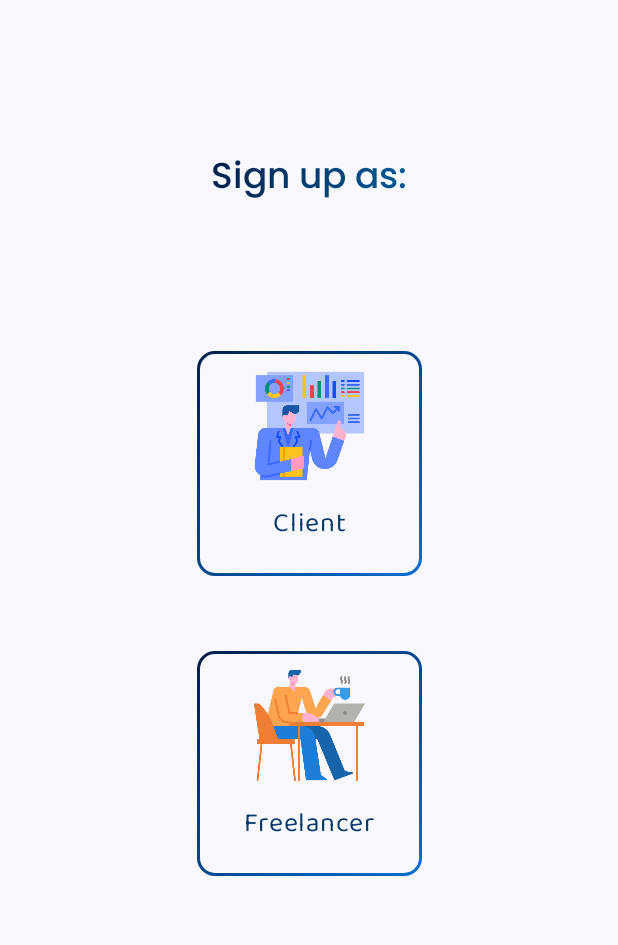
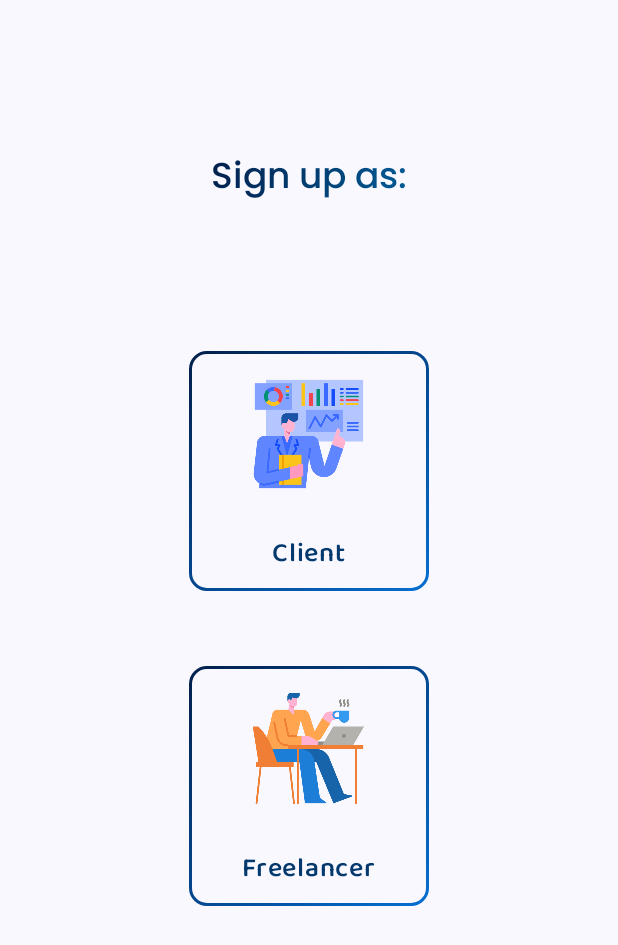
Before and after one commit to JINNIELABORE/Jinni-Mobile, an Android app built with Jetpack Compose: the SignUpMethodChoiceScreen screen opened through its navigation route, on a phone screen of 412 x 824 dp. Shown: the top 945 px of the screen. Run offline under Robolectric (Android 15) with nearby library versions, the phone set to English and light mode, and no system bars; Roboto replaces fonts that are not available here.

Commit message:
cadastro vai ter que ser atualizado

```diff
--- a/app/src/main/java/br/senai/sp/jandira/screens/cadastros/BirthdayScreen.kt
+++ b/app/src/main/java/br/senai/sp/jandira/screens/cadastros/BirthdayScreen.kt
@@ -197,7 +197,7 @@ fun BirthdayScreen(navController: NavController, freelancerViewModel: Freelancer
                             onDoneClick = {
                                 showDatePicker = false
                                 println("Done: $it")
-                                datanasc.value = "${it.dayOfMonth}/${it.monthNumber}/${it.year}"
+                                datanasc.value = it.toString()
 
                             },
                             onDismiss = {
--- a/app/src/main/java/br/senai/sp/jandira/screens/cadastros/SignUpMethodChoiceScreen.kt
+++ b/app/src/main/java/br/senai/sp/jandira/screens/cadastros/SignUpMethodChoiceScreen.kt
@@ -75,8 +75,8 @@ fun SignUpMethodChoiceScreen(navController: NavController) {
                         navController.navigate("ClientSignUp")
                     },
                     modifier = Modifier
-                        .height(150.dp)
-                        .width(150.dp),
+                        .height(160.dp)
+                        .width(160.dp),
                     colors = CardDefaults.cardColors(
                         containerColor = Color.Transparent
                     ),
@@ -87,7 +87,7 @@ fun SignUpMethodChoiceScreen(navController: NavController) {
                 ) {
 
                     Column (
-                        modifier = Modifier.fillMaxSize().padding(10.dp),
+                        modifier = Modifier.fillMaxSize().padding(top = 15.dp),
                         horizontalAlignment = Alignment.CenterHorizontally,
                         verticalArrangement = Arrangement.SpaceBetween
                     ){
@@ -102,7 +102,8 @@ fun SignUpMethodChoiceScreen(navController: NavController) {
                             text = stringResource(id = R.string.client),
                             fontSize = 18.sp,
                             fontFamily = BalooTammudu,
-                            color = Color(0xff03396C)
+                            color = Color(0xff03396C),
+                            fontWeight = FontWeight.SemiBold
                         )
                     }
                 }
@@ -113,8 +114,8 @@ fun SignUpMethodChoiceScreen(navController: NavController) {
                         navController.navigate("Birthday")
                     },
                     modifier = Modifier
-                        .height(150.dp)
-                        .width(150.dp),
+                        .height(160.dp)
+                        .width(160.dp),
                     colors = CardDefaults.cardColors(
                         containerColor = Color.Transparent
                     ),
@@ -125,7 +126,7 @@ fun SignUpMethodChoiceScreen(navController: NavController) {
                 ) {
 
                     Column (
-                        modifier = Modifier.fillMaxSize().padding(10.dp),
+                        modifier = Modifier.fillMaxSize().padding(top = 15.dp),
                         horizontalAlignment = Alignment.CenterHorizontally,
                         verticalArrangement = Arrangement.SpaceBetween
                     ){
@@ -140,7 +141,8 @@ fun SignUpMethodChoiceScreen(navController: NavController) {
                             text = stringResource(id = R.string.freelancer),
                             fontSize = 18.sp,
                             fontFamily = BalooTammudu,
-                            color = Color(0xff03396C)
+                            color = Color(0xff03396C),
+                            fontWeight = FontWeight.SemiBold
                         )
                     }
                 }
--- a/gradle/libs.versions.toml
+++ b/gradle/libs.versions.toml
@@ -1,5 +1,5 @@
 [versions]
-agp = "8.6.0"
+agp = "8.5.1"
 coilCompose = "2.7.0"
 converterGson = "2.11.0"
 firebaseBom = "33.5.1"
```
Also changed, not shown: app/src/main/java/br/senai/sp/jandira/screens/cadastros/FreelancerSignUp.kt (+24 -0 lines).
